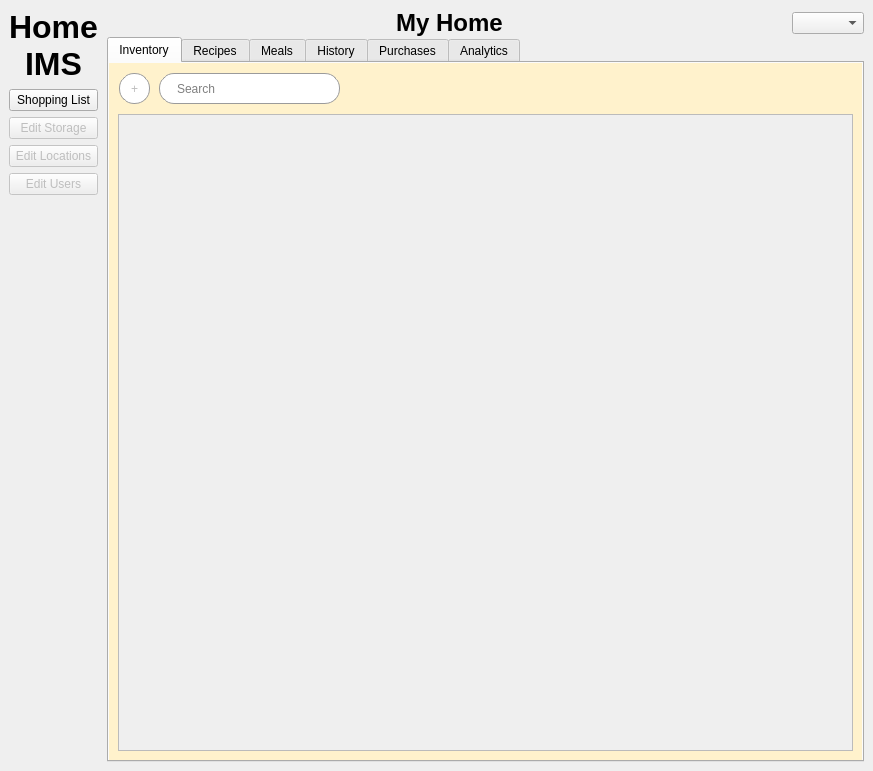
Above: home_ims/src/view/ui/main.ui from isaac-ucalgary/CPSC471_Fall2024_GroupProject before the change. Below: the same form after it.
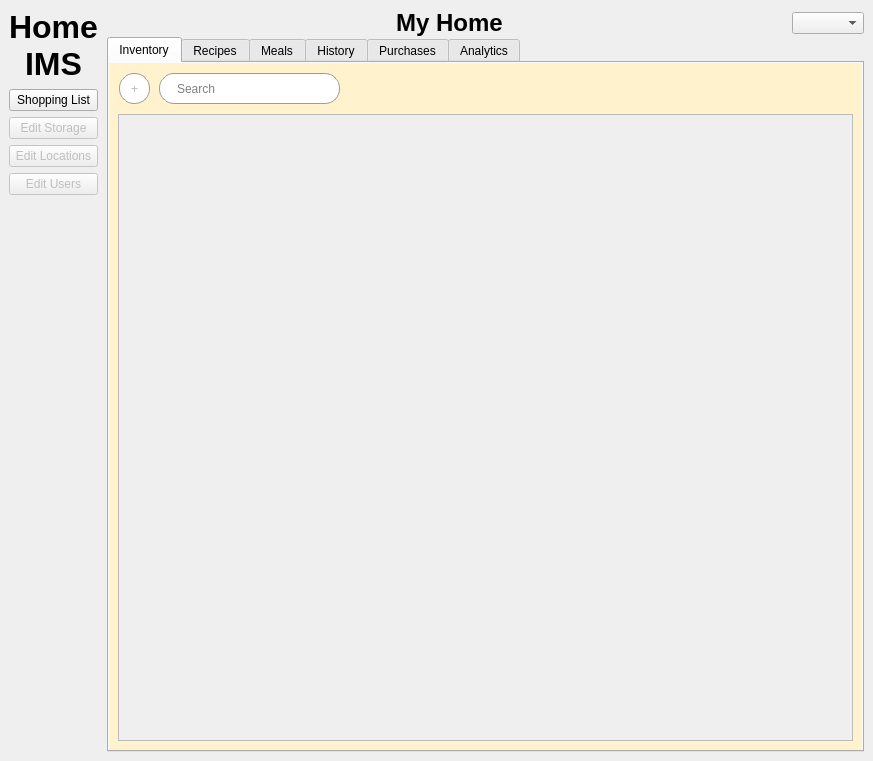
That is the form after the change.

Patch:
```diff
--- a/home_ims/src/view/ui/main.ui
+++ b/home_ims/src/view/ui/main.ui
@@ -7,7 +7,7 @@
     <x>0</x>
     <y>0</y>
     <width>873</width>
-    <height>771</height>
+    <height>761</height>
    </rect>
   </property>
   <property name="windowTitle">
```
